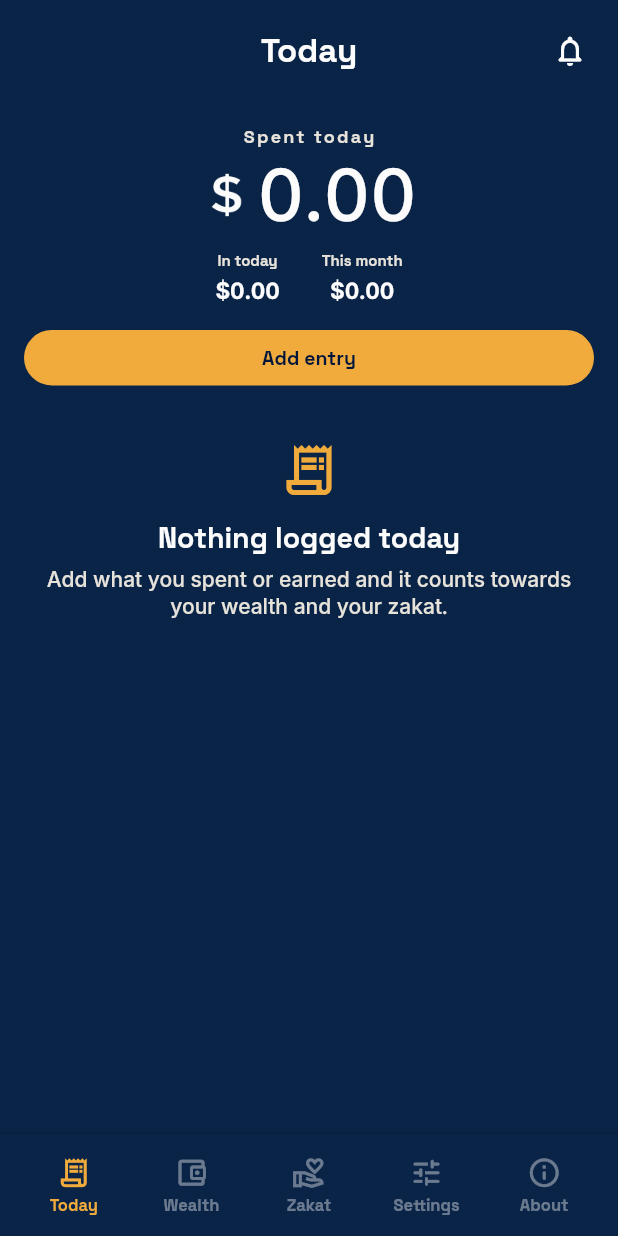
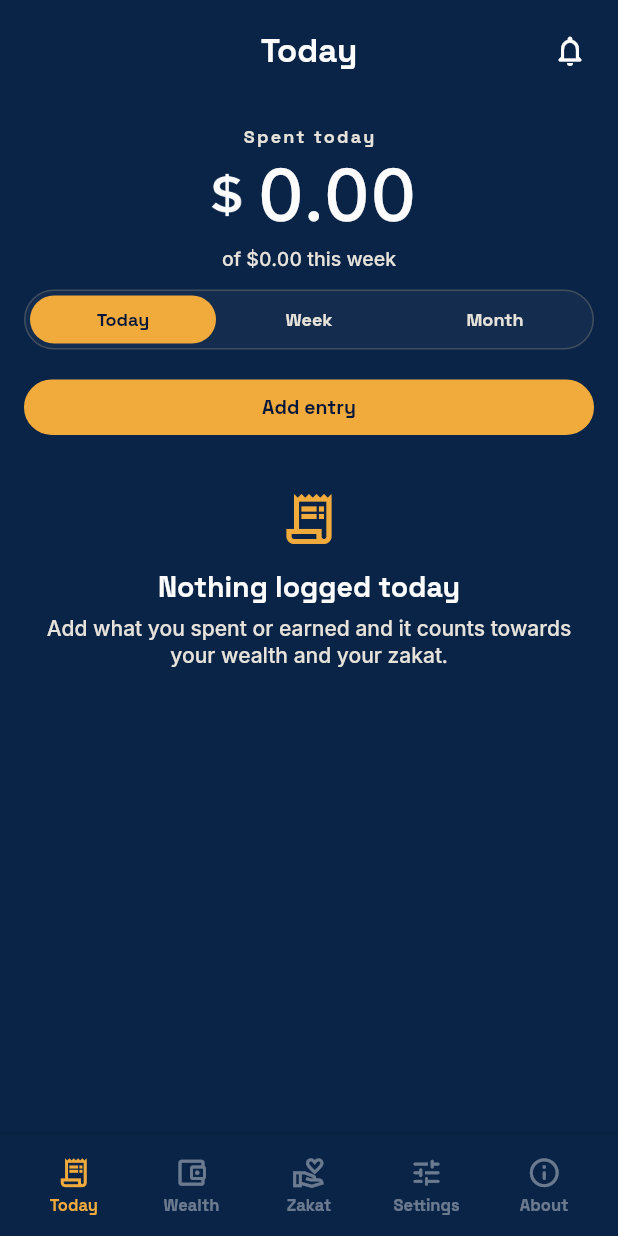
Before and after one commit to Merhii/Moniz, a Flutter app: the screen it shows after launch, on a phone screen of 412 x 824 dp. Run offline on Flutter 3.47's test engine with Material 3 defaults, Android fonts, the phone set to English and light mode, and no system bars; our stand-ins replace flutter_local_notifications, flutter_riverpod, flutter_secure_storage, flutter_timezone, hive, hive_flutter and 3 more; missing offline and left inert: workmanager; accounts and stored records are empty; network calls fail.

Commit message:
Add the spending review and entry deletion
M2. Capture without review is a chore with no payoff, and week two is
where trackers get abandoned.

Today, Week and Month share one surface. The heading, the big number, the
breakdown and the entry list all follow the selected window, and each
window names the one above it — today sits inside a week, a week inside a
month, a month inside nothing. Outside Today the rows gain a date,
because "when" stops being obvious.

"Where it went" is proportional bars rather than a pie. The question is
which category is taking most of it, which is a comparison of lengths,
and lengths are easier to compare than angles. It also needs no charting
dependency: the bars are widths. Six rows, then a "N more" line, so a
long tail cannot push the entries off the screen.

In / Out / Left carries income against expense. Spending more than came
in is drawn in muted text rather than an alarm colour — it is normal in a
month you were paid in the last one.

Delete lives inside the editing sheet, next to Save, so it is where you
already are when you notice the entry is wrong rather than behind a
gesture you have to know about. It asks first, like deleting a holding.
Capture now answers with a MoneyCaptureResult so the caller can tell a
save from a removal without inspecting the entry.

Fixed a latent bug while adding DateRange.week: day and month boundaries
were built by adding a Duration, which is absolute time. On the two days
a year the clock shifts, adding 24 hours lands at 23:00 or 01:00 of the
wrong date and an entry falls outside its own day. Boundaries are now
built by calendar arithmetic, which stays on midnight either way.

The week runs Monday to Sunday rather than a rolling seven days, so
yesterday's total does not change every time you look at it.

Tests: 17 new, 213 total. The week tests cover the boundaries that invite
off-by-ones — a Sunday belonging to the week it ends, and weeks spanning
a month or a year. The period test asserts the month total actually
includes an older entry rather than just renaming the heading over the
same number.

Verified on device: $42.80 + $21.20 + $3.50 = $67.50 across three
categories, In $2,500 / Out $67.50 / Left $2,432.50, bars proportional,
and switching to Month kept the totals while dropping the week
comparison and dating the rows.

Co-Authored-By: Claude Opus 5 <noreply@anthropic.com>

```diff
--- a/lib/services/money_ledger.dart
+++ b/lib/services/money_ledger.dart
@@ -9,9 +9,29 @@ class DateRange {
   final DateTime start;
   final DateTime end;
 
+  /// Boundaries are built by calendar arithmetic rather than by adding a
+  /// `Duration`. A Duration is absolute time, so on the days a clock shifts
+  /// for daylight saving, adding 24 hours lands at 23:00 or 01:00 of the wrong
+  /// date and an entry falls outside its own day. `DateTime(y, m, d + 1)`
+  /// normalises by the calendar and stays on midnight either way.
   factory DateRange.day(DateTime day) {
-    final start = DateTime(day.year, day.month, day.day);
-    return DateRange(start: start, end: start.add(const Duration(days: 1)));
+    return DateRange(
+      start: DateTime(day.year, day.month, day.day),
+      end: DateTime(day.year, day.month, day.day + 1),
+    );
+  }
+
+  /// The calendar week containing [day], Monday to Sunday.
+  ///
+  /// Calendar rather than a rolling seven days: "this week" resetting on a
+  /// Monday is what people mean, and a rolling window makes yesterday's total
+  /// change every time you look at it.
+  factory DateRange.week(DateTime day) {
+    final firstDay = day.day - (day.weekday - 1);
+    return DateRange(
+      start: DateTime(day.year, day.month, firstDay),
+      end: DateTime(day.year, day.month, firstDay + 7),
+    );
   }
 
   factory DateRange.month(DateTime day) {
--- /dev/null
+++ b/lib/widgets/spending_period.dart
@@ -0,0 +1,40 @@
+import '../services/money_ledger.dart';
+
+/// The windows the Today tab can be read through.
+enum SpendingPeriod { today, week, month }
+
+extension SpendingPeriodDetails on SpendingPeriod {
+  String get label => switch (this) {
+    SpendingPeriod.today => 'Today',
+    SpendingPeriod.week => 'Week',
+    SpendingPeriod.month => 'Month',
+  };
+
+  /// What the big number is called while this window is selected.
+  String get spentLabel => switch (this) {
+    SpendingPeriod.today => 'Spent today',
+    SpendingPeriod.week => 'Spent this week',
+    SpendingPeriod.month => 'Spent this month',
+  };
+
+  String get emptyLabel => switch (this) {
+    SpendingPeriod.today => 'Nothing logged today',
+    SpendingPeriod.week => 'Nothing logged this week',
+    SpendingPeriod.month => 'Nothing logged this month',
+  };
+
+  DateRange rangeAt(DateTime now) => switch (this) {
+    SpendingPeriod.today => DateRange.day(now),
+    SpendingPeriod.week => DateRange.week(now),
+    SpendingPeriod.month => DateRange.month(now),
+  };
+
+  /// The window one step wider, used for the comparison line. Today compares
+  /// against the week, the week against the month; the month has nothing
+  /// wider to sit inside.
+  SpendingPeriod? get widerPeriod => switch (this) {
+    SpendingPeriod.today => SpendingPeriod.week,
+    SpendingPeriod.week => SpendingPeriod.month,
+    SpendingPeriod.month => null,
+  };
+}
--- a/lib/widgets/today_page.dart
+++ b/lib/widgets/today_page.dart
@@ -9,15 +9,24 @@ import '../services/currency_converter.dart';
 import '../services/money_ledger.dart';
 import '../theme/app_theme.dart';
 import '../ui/kinetic/kinetic_widgets.dart';
+import 'category_breakdown.dart';
 import 'money_capture_sheet.dart';
+import 'spending_period.dart';
 
 /// The surface the app opens on. A wallet that opens on a total-wealth screen
 /// is telling you it is not really a wallet.
-class TodayPage extends ConsumerWidget {
+class TodayPage extends ConsumerStatefulWidget {
   const TodayPage({super.key});
 
   @override
-  Widget build(BuildContext context, WidgetRef ref) {
+  ConsumerState<TodayPage> createState() => _TodayPageState();
+}
+
+class _TodayPageState extends ConsumerState<TodayPage> {
+  var _period = SpendingPeriod.today;
+
+  @override
+  Widget build(BuildContext context) {
     final colors = context.kinetic;
     final entries = ref.watch(moneyEntryProvider);
     final categories = ref.watch(moneyCategoryProvider);
@@ -25,16 +34,25 @@ class TodayPage extends ConsumerWidget {
     final prices = ref.watch(metalPriceProvider).snapshot;
 
     final now = DateTime.now();
-    final todaysEntries = MoneyLedger.newestFirst(
-      MoneyLedger.inRange(entries, DateRange.day(now)),
+    final periodEntries = MoneyLedger.newestFirst(
+      MoneyLedger.inRange(entries, _period.rangeAt(now)),
     );
-    final today = MoneyLedger.totals(
-      todaysEntries,
+    final totals = MoneyLedger.totals(
+      periodEntries,
       displayCurrency: displayCurrency,
       prices: prices,
     );
-    final month = MoneyLedger.totals(
-      MoneyLedger.inRange(entries, DateRange.month(now)),
+    final wider = _period.widerPeriod;
+    final widerTotals = wider == null
+        ? null
+        : MoneyLedger.totals(
+            MoneyLedger.inRange(entries, wider.rangeAt(now)),
+            displayCurrency: displayCurrency,
+            prices: prices,
+          );
+    final byCategory = MoneyLedger.byCategory(
+      periodEntries,
+      direction: MoneyDirection.expense,
       displayCurrency: displayCurrency,
       prices: prices,
     );
@@ -44,7 +62,21 @@ class TodayPage extends ConsumerWidget {
       key: const Key('today_scroll'),
       slivers: [
         SliverToBoxAdapter(
-          child: _SpendHero(today: today, month: month),
+          child: _SpendHero(
+            period: _period,
+            totals: totals,
+            wider: wider,
+            widerTotals: widerTotals,
+          ),
+        ),
+        SliverToBoxAdapter(
+          child: Padding(
+            padding: const EdgeInsets.fromLTRB(16, 4, 16, 12),
+            child: _PeriodSelector(
+              period: _period,
+              onChanged: (period) => setState(() => _period = period),
+            ),
+          ),
         ),
         SliverToBoxAdapter(
           child: Padding(
@@ -58,7 +90,7 @@ class TodayPage extends ConsumerWidget {
             ),
           ),
         ),
-        if (todaysEntries.isEmpty)
+        if (periodEntries.isEmpty)
           SliverToBoxAdapter(
             child: Padding(
               padding: const EdgeInsets.fromLTRB(24, 28, 24, 32),
@@ -71,7 +103,7 @@ class TodayPage extends ConsumerWidget {
                   ),
                   const SizedBox(height: 14),
                   KineticText(
-                    'Nothing logged today',
+                    _period.emptyLabel,
                     key: const Key('today_empty_title'),
                     align: TextAlign.center,
                     style: AppTheme.titleStyle(colors).copyWith(fontSize: 19),
@@ -89,14 +121,41 @@ class TodayPage extends ConsumerWidget {
               ),
             ),
           )
-        else
+        else ...[
+          SliverToBoxAdapter(
+            child: Padding(
+              padding: const EdgeInsets.fromLTRB(16, 4, 16, 18),
+              child: MoneyFlowSummary(totals: totals),
+            ),
+          ),
+          if (byCategory.isNotEmpty)
+            SliverToBoxAdapter(
+              child: Padding(
+                padding: const EdgeInsets.fromLTRB(16, 8, 16, 20),
+                child: CategoryBreakdown(
+                  totals: byCategory,
+                  labels: labels,
+                  currency: totals.currency,
+                ),
+              ),
+            ),
+          SliverToBoxAdapter(
+            child: Padding(
+              padding: const EdgeInsets.fromLTRB(16, 4, 16, 8),
+              child: KineticText(
+                'Entries',
+                style: AppTheme.titleStyle(colors).copyWith(fontSize: 20),
+              ),
+            ),
+          ),
           SliverPadding(
-            padding: const EdgeInsets.fromLTRB(16, 12, 16, 24),
+            padding: const EdgeInsets.fromLTRB(16, 4, 16, 24),
             sliver: SliverList.separated(
-              itemCount: todaysEntries.length,
+              itemCount: periodEntries.length,
               itemBuilder: (context, index) => _EntryRow(
-                entry: todaysEntries[index],
-                categoryLabel: labels[todaysEntries[index].categoryId],
+                entry: periodEntries[index],
+                categoryLabel: labels[periodEntries[index].categoryId],
+                showsDate: _period != SpendingPeriod.today,
               ),
               separatorBuilder: (context, index) => Divider(
                 height: 24,
@@ -105,6 +164,7 @@ class TodayPage extends ConsumerWidget {
               ),
             ),
           ),
+        ],
       ],
     );
   }
@@ -112,15 +172,15 @@ class TodayPage extends ConsumerWidget {
 
 /// Opens capture and stores whatever comes back. Returns the saved entry so a
 /// caller can react to it.
-Future<MoneyEntry?> captureMoneyEntry(
+Future<MoneyCaptureResult?> captureMoneyEntry(
   BuildContext context,
   WidgetRef ref, {
   MoneyEntry? entry,
 }) async {
   // Zero-duration like the app's other pushes: capture is on a three-tap
   // budget and a transition is time spent looking at nothing.
-  final result = await Navigator.of(context).push<MoneyEntry>(
-    PageRouteBuilder<MoneyEntry>(
+  final result = await Navigator.of(context).push<MoneyCaptureResult>(
+    PageRouteBuilder<MoneyCaptureResult>(
       transitionDuration: Duration.zero,
       reverseTransitionDuration: Duration.zero,
       pageBuilder: (_, _, _) => MoneyCaptureSheet(entry: entry),
@@ -130,30 +190,93 @@ Future<MoneyEntry?> captureMoneyEntry(
   if (result == null) return null;
 
   final notifier = ref.read(moneyEntryProvider.notifier);
-  if (entry == null) {
-    await notifier.addEntry(result);
+  if (result.isDeleted) {
+    await notifier.removeEntry(result.entry.id);
+  } else if (entry == null) {
+    await notifier.addEntry(result.entry);
   } else {
-    await notifier.updateEntry(result);
+    await notifier.updateEntry(result.entry);
   }
   return result;
 }
 
-class _SpendHero extends StatelessWidget {
-  const _SpendHero({required this.today, required this.month});
+class _PeriodSelector extends StatelessWidget {
+  const _PeriodSelector({required this.period, required this.onChanged});
 
-  final MoneyTotals today;
-  final MoneyTotals month;
+  final SpendingPeriod period;
+  final ValueChanged<SpendingPeriod> onChanged;
 
   @override
   Widget build(BuildContext context) {
     final colors = context.kinetic;
+    return Container(
+      padding: const EdgeInsets.all(3),
+      decoration: BoxDecoration(
+        color: colors.foreground.withValues(alpha: 0.04),
+        borderRadius: AppTheme.pillRadius,
+        border: Border.all(color: colors.border.withValues(alpha: 0.2)),
+      ),
+      child: Row(
+        children: [
+          for (final option in SpendingPeriod.values)
+            Expanded(
+              child: GestureDetector(
+                key: Key('spending_period_${option.name}'),
+                behavior: HitTestBehavior.opaque,
+                onTap: () => onChanged(option),
+                child: AnimatedContainer(
+                  duration: AppTheme.fast,
+                  padding: const EdgeInsets.symmetric(vertical: 9),
+                  decoration: BoxDecoration(
+                    color: period == option
+                        ? colors.accent
+                        : Colors.transparent,
+                    borderRadius: AppTheme.pillRadius,
+                  ),
+                  child: Center(
+                    child: KineticText(
+                      option.label,
+                      style: AppTheme.labelStyle(colors).copyWith(
+                        color: period == option
+                            ? colors.accentForeground
+                            : colors.mutedForeground,
+                        fontSize: 12,
+                      ),
+                    ),
+                  ),
+                ),
+              ),
+            ),
+        ],
+      ),
+    );
+  }
+}
+
+class _SpendHero extends StatelessWidget {
+  const _SpendHero({
+    required this.period,
+    required this.totals,
+    required this.wider,
+    required this.widerTotals,
+  });
+
+  final SpendingPeriod period;
+  final MoneyTotals totals;
+  final SpendingPeriod? wider;
+  final MoneyTotals? widerTotals;
+
+  @override
+  Widget build(BuildContext context) {
+    final colors = context.kinetic;
+    final widerTotal = widerTotals;
     return Padding(
       padding: const EdgeInsets.fromLTRB(16, 16, 16, 8),
       child: Column(
-        crossAxisAlignment: CrossAxisAlignment.center,
         children: [
           KineticText(
-            'Spent today',
+            period.spentLabel,
+            key: const Key('today_spend_label'),
             style: AppTheme.labelStyle(
               colors,
             ).copyWith(fontSize: 12, letterSpacing: 1.5),
@@ -162,42 +285,31 @@ class _SpendHero extends StatelessWidget {
           FittedBox(
             fit: BoxFit.scaleDown,
             child: KineticNumber(
-              CurrencyConverter.formatMoney(today.expense, today.currency),
+              CurrencyConverter.formatMoney(totals.expense, totals.currency),
               key: const Key('today_spend_total'),
               fontSize: 48,
               color: colors.foreground,
-              currency: today.currency,
+              currency: totals.currency,
             ),
           ),
-          const SizedBox(height: 14),
-          Row(
-            mainAxisAlignment: MainAxisAlignment.center,
-            children: [
-              _MiniStat(
-                label: 'In today',
-                value: CurrencyConverter.formatMoney(
-                  today.income,
-                  today.currency,
-                ),
-              ),
-              const SizedBox(width: 28),
-              _MiniStat(
-                key: const Key('month_spend_total'),
-                label: 'This month',
-                value: CurrencyConverter.formatMoney(
-                  month.expense,
-                  month.currency,
-                ),
-              ),
-            ],
-          ),
-          if (!month.isComplete) ...[
+          if (widerTotal != null && wider != null) ...[
+            const SizedBox(height: 10),
+            KineticText(
+              'of ${CurrencyConverter.formatMoney(widerTotal.expense, widerTotal.currency)} '
+              'this ${wider!.label.toLowerCase()}',
+              key: const Key('today_wider_total'),
+              muted: true,
+              uppercase: false,
+              style: AppTheme.bodyStyle(colors).copyWith(fontSize: 13),
+            ),
+          ],
+          if (!totals.isComplete) ...[
             const SizedBox(height: 12),
             KineticText(
-              month.excludedEntryCount == 1
+              totals.excludedEntryCount == 1
                   ? '1 entry is in a currency with no exchange rate and is '
                         'left out of these totals.'
-                  : '${month.excludedEntryCount} entries are in a currency '
+                  : '${totals.excludedEntryCount} entries are in a currency '
                         'with no exchange rate and are left out of these '
                         'totals.',
               key: const Key('today_excluded_note'),
@@ -213,40 +325,18 @@ class _SpendHero extends StatelessWidget {
   }
 }
 
-class _MiniStat extends StatelessWidget {
-  const _MiniStat({super.key, required this.label, required this.value});
-
-  final String label;
-  final String value;
-
-  @override
-  Widget build(BuildContext context) {
-    final colors = context.kinetic;
-    return Column(
-      children: [
-        KineticText(
-          label,
-          muted: true,
-          style: AppTheme.labelStyle(colors).copyWith(fontSize: 10),
-        ),
-        const SizedBox(height: 4),
-        KineticText(
-          value,
-          uppercase: false,
-          style: AppTheme.bodyStyle(
-            colors,
-          ).copyWith(fontSize: 15, fontWeight: FontWeight.w700),
-        ),
-      ],
-    );
-  }
-}
-
 class _EntryRow extends ConsumerWidget {
-  const _EntryRow({required this.entry, this.categoryLabel});
+  const _EntryRow({
+    required this.entry,
+    this.categoryLabel,
+    this.showsDate = false,
+  });
 
   final MoneyEntry entry;
   final String? categoryLabel;
+
+  /// Only outside the Today window, where "when" stops being obvious.
+  final bool showsDate;
 
   @override
   Widget build(BuildContext context, WidgetRef ref) {
@@ -270,10 +360,13 @@ class _EntryRow extends ConsumerWidget {
                       colors,
                     ).copyWith(fontSize: 16, fontWeight: FontWeight.w700),
                   ),
-                  if (entry.note != null && entry.note!.isNotEmpty) ...[
+                  if (showsDate || (entry.note?.isNotEmpty ?? false)) ...[
                     const SizedBox(height: 4),
                     KineticText(
-                      entry.note!,
+                      [
+                        if (showsDate) _shortDate(entry.happenedAt),
+                        if (entry.note?.isNotEmpty ?? false) entry.note!,
+                      ].join(' · '),
                       muted: true,
                       uppercase: false,
                       style: AppTheme.bodyStyle(colors).copyWith(fontSize: 13),
@@ -299,3 +392,8 @@ class _EntryRow extends ConsumerWidget {
     );
   }
 }
+
+String _shortDate(DateTime date) {
+  const days = ['Mon', 'Tue', 'Wed', 'Thu', 'Fri', 'Sat', 'Sun'];
+  return '${days[date.weekday - 1]} ${date.day}';
+}
```
Also changed, not shown: lib/widgets/category_breakdown.dart (added, +223 -0 lines), lib/widgets/money_capture_sheet.dart (+53 -0 lines), 2 other files.
